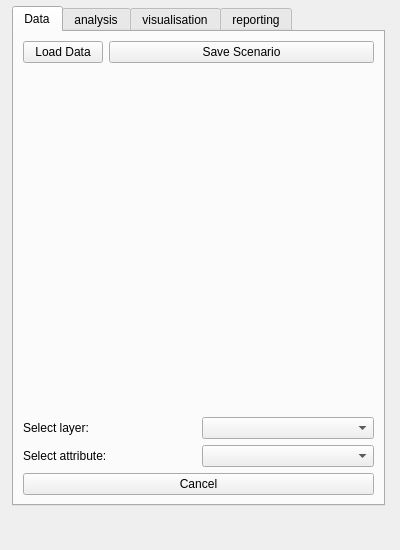
This is SpatialDecision/spatial_decision_dockwidget_base.ui in JoostvanB/GEO1005 as Qt 5 draws it before an edit. The edited form follows.
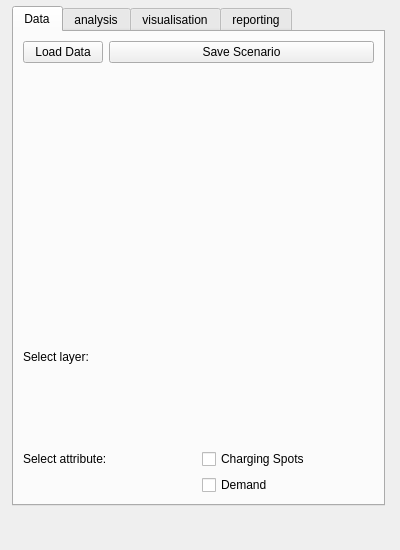
This is the edited form.

```diff
--- a/SpatialDecision/spatial_decision_dockwidget_base.ui
+++ b/SpatialDecision/spatial_decision_dockwidget_base.ui
@@ -69,11 +69,26 @@
       </item>
       <item>
        <layout class="QGridLayout" name="gridLayout_3" columnstretch="0,0">
+        <item row="2" column="1">
+         <widget class="QCheckBox" name="checkBoxDemand">
+          <property name="text">
+           <string>Demand</string>
+          </property>
+         </widget>
+        </item>
+        <item row="0" column="0">
+         <widget class="QLabel" name="selectLayerLabel">
+          <property name="text">
+           <string>Select layer:</string>
+          </property>
+         </widget>
+        </item>
         <item row="1" column="1">
-         <widget class="QComboBox" name="selectAttributeCombo"/>
-        </item>
-        <item row="0" column="1">
-         <widget class="QComboBox" name="selectLayerCombo"/>
+         <widget class="QCheckBox" name="checkBoxChargingSpots">
+          <property name="text">
+           <string>Charging Spots</string>
+          </property>
+         </widget>
         </item>
         <item row="1" column="0">
          <widget class="QLabel" name="selectAttributeLabel">
@@ -82,25 +97,10 @@
           </property>
          </widget>
         </item>
-        <item row="0" column="0">
-         <widget class="QLabel" name="selectLayerLabel">
-          <property name="text">
-           <string>Select layer:</string>
-          </property>
-         </widget>
-        </item>
        </layout>
       </item>
       <item>
-       <layout class="QGridLayout" name="gridLayout">
-        <item row="0" column="0">
-         <widget class="QPushButton" name="cancelCounterButton">
-          <property name="text">
-           <string>Cancel</string>
-          </property>
-         </widget>
-        </item>
-       </layout>
+       <layout class="QGridLayout" name="gridLayout"/>
       </item>
      </layout>
     </widget>
```
